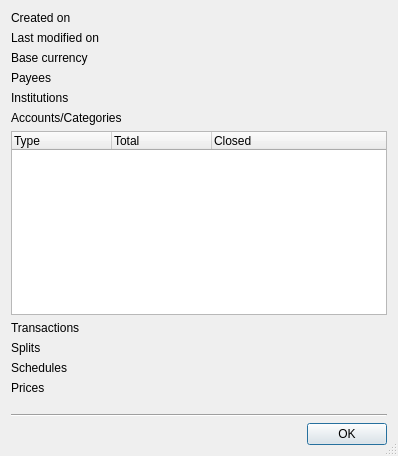
Above: kmymoney/dialogs/kmymoneyfileinfodlg.ui from KDE/kmymoney before the change. Below: the same form after it.
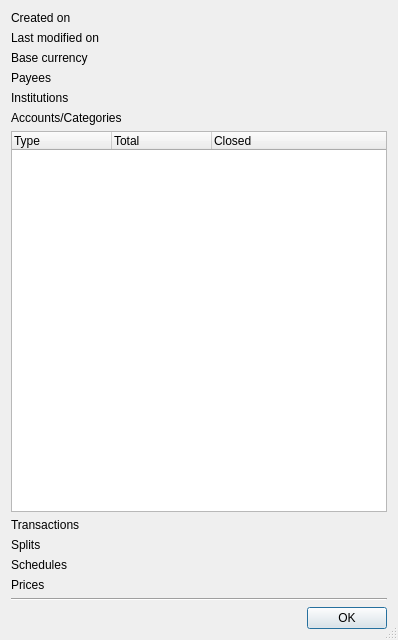
That is the form after the change.

Commit message:
Improve resizing of "File Information" dialog.
Remove the spacer that expands during dialog resize, instead allowing
the Account View tree widget to expand to utilize the available space.
Also, make the entire dialog and Account View tree widget a little
larger initially, since most users will probably have more than two
account types.

```diff
--- a/kmymoney/dialogs/kmymoneyfileinfodlg.ui
+++ b/kmymoney/dialogs/kmymoneyfileinfodlg.ui
@@ -7,7 +7,7 @@
     <x>0</x>
     <y>0</y>
     <width>398</width>
-    <height>456</height>
+    <height>640</height>
    </rect>
   </property>
   <property name="windowTitle">
@@ -246,22 +246,6 @@
      </item>
     </layout>
    </item>
-   <item>
-    <spacer name="spacer4">
-     <property name="orientation">
-      <enum>Qt::Vertical</enum>
-     </property>
-     <property name="sizeType">
-      <enum>QSizePolicy::Expanding</enum>
-     </property>
-     <property name="sizeHint" stdset="0">
-      <size>
-       <width>20</width>
-       <height>20</height>
-      </size>
-     </property>
-    </spacer>
-   </item>
    <item>
     <widget class="Line" name="line1">
      <property name="frameShape">
```
